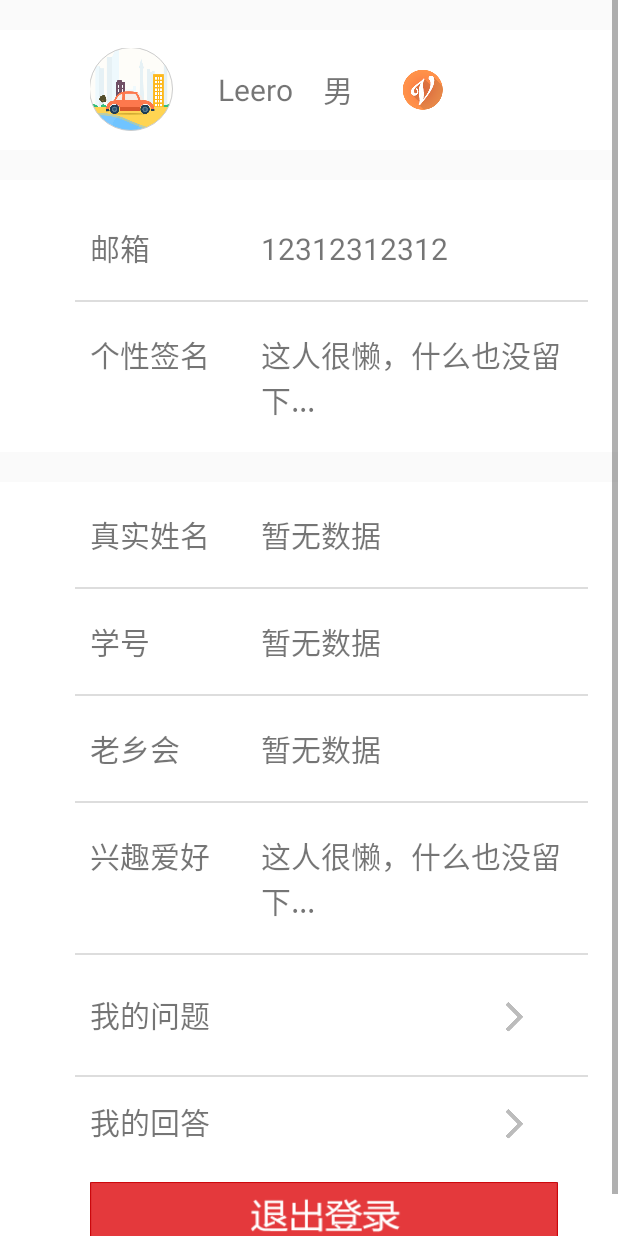
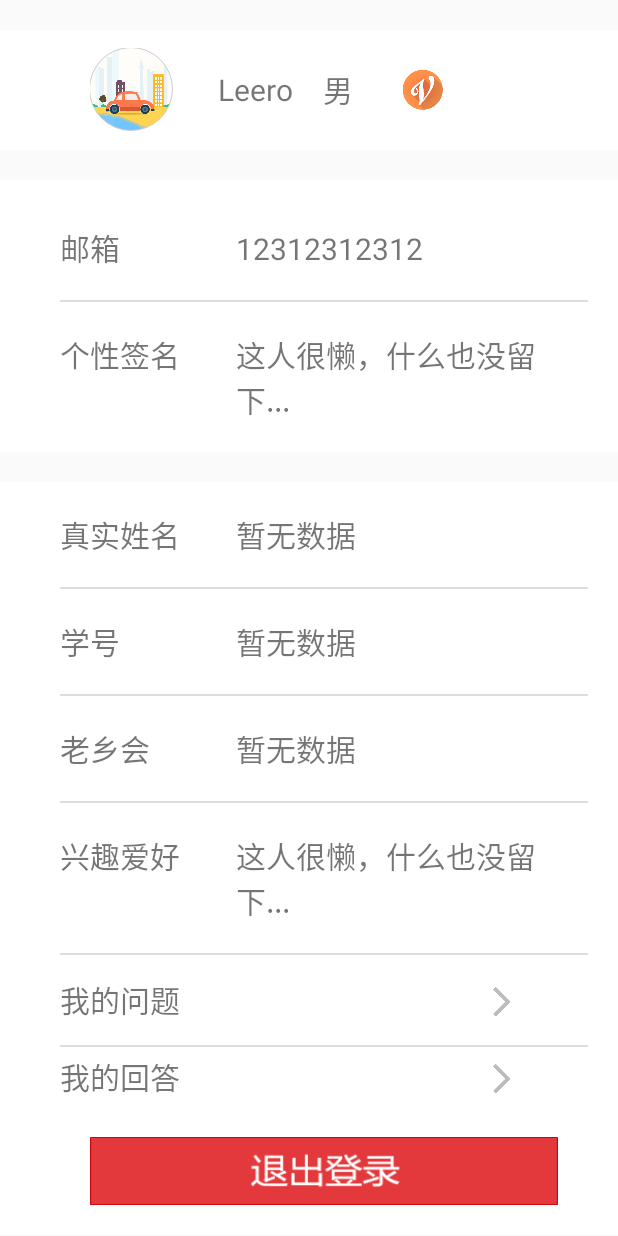
Before and after one commit to fenghao1994/CollageAnswer, an Android app: the layout fragment_mine.xml on its own in the app's theme, with its tools: preview values and no code run, on a phone screen of 412 x 824 dp. Run offline under Robolectric (Android 15) with nearby library versions, the phone set to English and light mode, and no system bars.

Commit message:
修改我的页面布局

```diff
--- a/app/src/main/res/layout/fragment_mine.xml
+++ b/app/src/main/res/layout/fragment_mine.xml
@@ -78,6 +78,7 @@
          android:layout_height="match_parent"
          android:orientation="vertical"
          android:background="#FFFFFF">
+
     <LinearLayout
         android:layout_width="fill_parent"
         android:layout_height="wrap_content"
@@ -91,7 +92,7 @@
             android:text="邮箱"
             android:textSize="20dp"
             android:layout_weight="1.5"
-            android:paddingLeft="60dp"
+            android:paddingLeft="40dp"
             />
         <TextView
             android:layout_width="0dp"
@@ -100,7 +101,7 @@
             android:gravity="left"
             android:paddingLeft="20dp"
             android:textSize="20dp"
-            android:layout_weight="2.5"
+            android:layout_weight="3"
             android:id="@+id/email"
             />
     </LinearLayout>
@@ -110,7 +111,7 @@
         android:layout_height="1dp"
         android:orientation="horizontal"
         android:layout_marginTop="20dp"
-        android:layout_marginLeft="50dp"
+        android:layout_marginLeft="40dp"
         android:layout_marginRight="20dp"
         android:background="#DDDDDD"></LinearLayout>
 
@@ -127,7 +128,7 @@
             android:text="个性签名"
             android:textSize="20dp"
             android:layout_weight="1.5"
-            android:paddingLeft="60dp"
+            android:paddingLeft="40dp"
             />
         <TextView
             android:layout_width="0dp"
@@ -137,7 +138,7 @@
             android:paddingLeft="20dp"
             android:paddingRight="20dp"
             android:textSize="20dp"
-            android:layout_weight="2.5"
+            android:layout_weight="3"
             android:id="@+id/sinal"
             />
     </LinearLayout>
@@ -162,7 +163,7 @@
             android:text="真实姓名"
             android:textSize="20dp"
             android:layout_weight="1.5"
-            android:paddingLeft="60dp"/>
+            android:paddingLeft="40dp"/>
         <TextView
             android:layout_width="0dp"
             android:layout_height="wrap_content"
@@ -170,7 +171,7 @@
             android:gravity="left"
             android:paddingLeft="20dp"
             android:textSize="20dp"
-            android:layout_weight="2.5"
+            android:layout_weight="3"
             android:id="@+id/real_name"
             />
     </LinearLayout>
@@ -180,7 +181,7 @@
              android:layout_height="1dp"
              android:orientation="horizontal"
              android:layout_marginTop="20dp"
-             android:layout_marginLeft="50dp"
+             android:layout_marginLeft="40dp"
              android:layout_marginRight="20dp"
              android:background="#DDDDDD"></LinearLayout>
 
@@ -196,7 +197,7 @@
             android:text="学号"
             android:textSize="20dp"
             android:layout_weight="1.5"
-            android:paddingLeft="60dp"/>
+            android:paddingLeft="40dp"/>
         <TextView
             android:layout_width="0dp"
             android:layout_height="wrap_content"
@@ -204,7 +205,7 @@
             android:gravity="left"
             android:paddingLeft="20dp"
             android:textSize="20dp"
-            android:layout_weight="2.5"
+            android:layout_weight="3"
             android:id="@+id/student_no"
             />
     </LinearLayout>
@@ -214,7 +215,7 @@
              android:layout_height="1dp"
              android:orientation="horizontal"
              android:layout_marginTop="20dp"
-             android:layout_marginLeft="50dp"
+             android:layout_marginLeft="40dp"
              android:layout_marginRight="20dp"
              android:background="#DDDDDD"></LinearLayout>
 
@@ -222,7 +223,6 @@
         android:layout_width="fill_parent"
         android:layout_height="wrap_content"
         android:orientation="horizontal"
-        android:weightSum="4"
         android:layout_marginTop="20dp">
 
         <TextView
@@ -230,7 +230,7 @@
             android:layout_height="wrap_content"
             android:text="老乡会"
             android:textSize="20dp"
-            android:paddingLeft="60dp"
+            android:paddingLeft="40dp"
             android:layout_weight="1.5"
             />
         <TextView
@@ -240,7 +240,7 @@
             android:gravity="left"
             android:paddingLeft="20dp"
             android:textSize="20dp"
-            android:layout_weight="2.5"
+            android:layout_weight="3"
             android:id="@+id/fellow"
             />
     </LinearLayout>
@@ -250,7 +250,7 @@
              android:layout_height="1dp"
              android:orientation="horizontal"
              android:layout_marginTop="20dp"
-             android:layout_marginLeft="50dp"
+             android:layout_marginLeft="40dp"
              android:layout_marginRight="20dp"
              android:background="#DDDDDD"></LinearLayout>
 
@@ -258,7 +258,6 @@
                 android:layout_width="fill_parent"
                 android:layout_height="wrap_content"
                 android:orientation="horizontal"
-                android:weightSum="4"
                 android:visibility="gone"
                 android:layout_marginTop="20dp">
 
@@ -285,14 +284,13 @@
                 android:layout_width="fill_parent"
                 android:layout_height="wrap_content"
                 android:orientation="horizontal"
-                android:weightSum="4"
                 android:layout_marginTop="20dp">
 
                 <TextView
                     android:layout_width="0dp"
                     android:layout_height="wrap_content"
                     android:text="兴趣爱好"
-                    android:paddingLeft="60dp"
+                    android:paddingLeft="40dp"
                     android:textSize="20dp"
                     android:layout_weight="1.5"
                     />
@@ -304,7 +302,7 @@
                     android:paddingLeft="20dp"
                     android:paddingRight="20dp"
                     android:textSize="20dp"
-                    android:layout_weight="2.5"
+                    android:layout_weight="3"
                     android:id="@+id/hobby"
                     />
             </LinearLayout>
@@ -314,26 +312,25 @@
              android:layout_height="1dp"
              android:orientation="horizontal"
              android:layout_marginTop="20dp"
-             android:layout_marginLeft="50dp"
+             android:layout_marginLeft="40dp"
              android:layout_marginRight="20dp"
              android:background="#DDDDDD"></LinearLayout>
 
             <LinearLayout
                 android:layout_width="fill_parent"
-                android:layout_height="wrap_content"
+                android:layout_height="60dp"
                 android:orientation="horizontal"
-                android:weightSum="4"
                 android:clickable="true"
                 android:focusable="true"
                 android:id="@+id/my_question"
                 android:background="@drawable/linearlayout_click"
-                android:layout_marginTop="20dp">
+                >
 
                 <TextView
                     android:layout_width="0dp"
                     android:layout_height="wrap_content"
                     android:text="我的问题"
-                    android:paddingLeft="60dp"
+                    android:paddingLeft="40dp"
                     android:layout_gravity="center_vertical"
                     android:textSize="20dp"
                     android:layout_weight="1.5"
@@ -342,8 +339,8 @@
                 <ImageView
                     android:layout_width="0dp"
                     android:layout_height="40dp"
-                    android:layout_weight="2.5"
-                    android:layout_gravity="right"
+                    android:layout_weight="3"
+                    android:layout_gravity="center_vertical|right"
                     android:paddingLeft="120dp"
                     android:src="@mipmap/go"/>
 
@@ -353,27 +350,25 @@
              android:layout_width="match_parent"
              android:layout_height="1dp"
              android:orientation="horizontal"
-             android:layout_marginTop="20dp"
-             android:layout_marginLeft="50dp"
+             android:layout_marginLeft="40dp"
              android:layout_marginRight="20dp"
              android:background="#DDDDDD"></LinearLayout>
 
             <LinearLayout
                 android:layout_width="fill_parent"
-                android:layout_height="wrap_content"
+                android:layout_height="40dp"
                 android:orientation="horizontal"
-                android:weightSum="4"
                 android:clickable="true"
                 android:focusable="true"
                 android:id="@+id/my_answer"
                 android:background="@drawable/linearlayout_click"
-                android:layout_marginTop="10dp">
+                >
 
                 <TextView
                     android:layout_width="0dp"
                     android:layout_height="wrap_content"
                     android:text="我的回答"
-                    android:paddingLeft="60dp"
+                    android:paddingLeft="40dp"
                     android:layout_gravity="center_vertical"
                     android:textSize="20dp"
                     android:layout_weight="1.5"
@@ -382,8 +377,8 @@
                 <ImageView
                     android:layout_width="0dp"
                     android:layout_height="40dp"
-                    android:layout_weight="2.5"
-                    android:layout_gravity="right"
+                    android:layout_weight="3"
+                    android:layout_gravity="center_vertical|right"
                     android:paddingLeft="120dp"
                     android:src="@mipmap/go"/>
 
```
